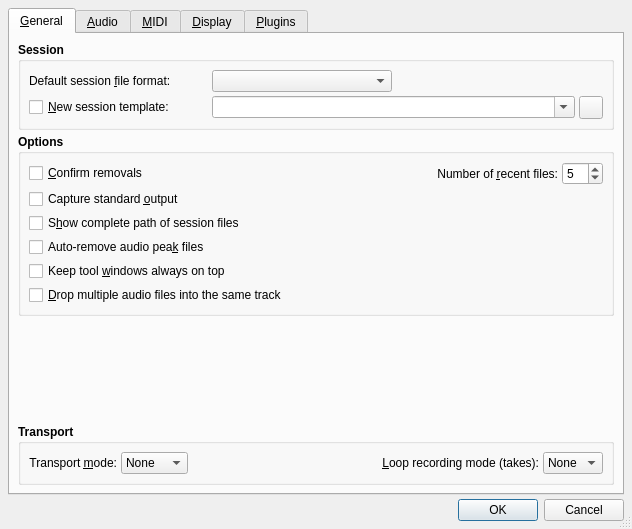
Old version of the form src/qtractorOptionsForm.ui in the repository rncbc/qtractor.
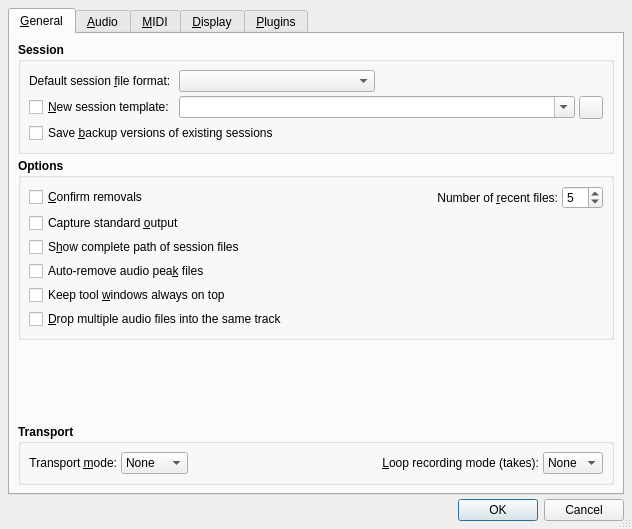
New version of the form. Icons and pictures are not drawn.

Commit message: - New user option: save backup versions of existing session files.

```diff
--- a/src/qtractorOptionsForm.ui
+++ b/src/qtractorOptionsForm.ui
@@ -136,7 +136,7 @@
            <widget class="QComboBox" name="SessionTemplatePathComboBox">
             <property name="sizePolicy">
              <sizepolicy hsizetype="Expanding" vsizetype="Fixed">
-              <horstretch>0</horstretch>
+			  <horstretch>1</horstretch>
               <verstretch>0</verstretch>
              </sizepolicy>
             </property>
@@ -188,6 +188,22 @@
             </property>
            </widget>
           </item>
+          <item row="2" column="0" colspan="3">
+           <widget class="QCheckBox" name="SessionBackupCheckBox">
+            <property name="font">
+             <font>
+              <weight>50</weight>
+              <bold>false</bold>
+             </font>
+            </property>
+            <property name="toolTip">
+			 <string>Whether to save backup versions of existing sessions</string>
+            </property>
+            <property name="text">
+			 <string>Save &amp;backup versions of existing sessions</string>
+            </property>
+           </widget>
+          </item>
          </layout>
         </widget>
        </item>
```
Left out of the diff: 9 changed lines with no effect on the pictures. Lines whose indentation alone changed are shown as unchanged. The commit also changes 9 other files.
